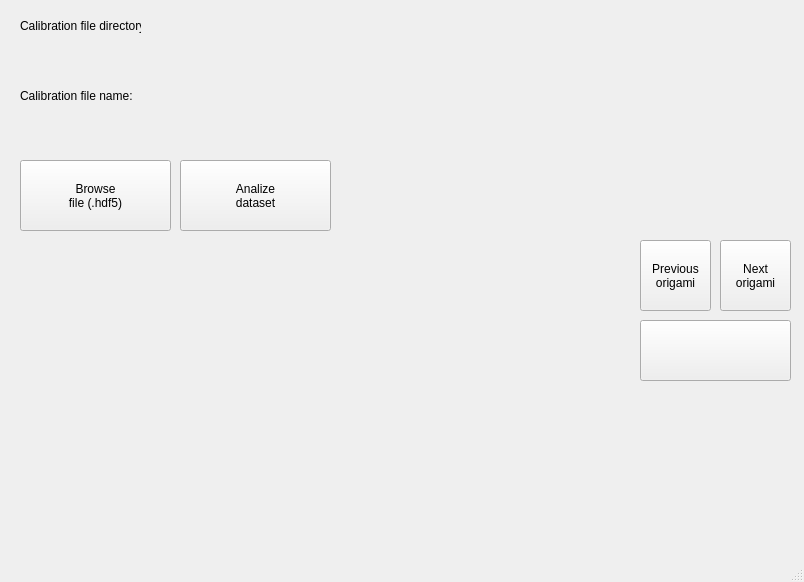
First picture: the form in UI/calibration_ui.ui, repository azelcer/picasimpler, before the edit.
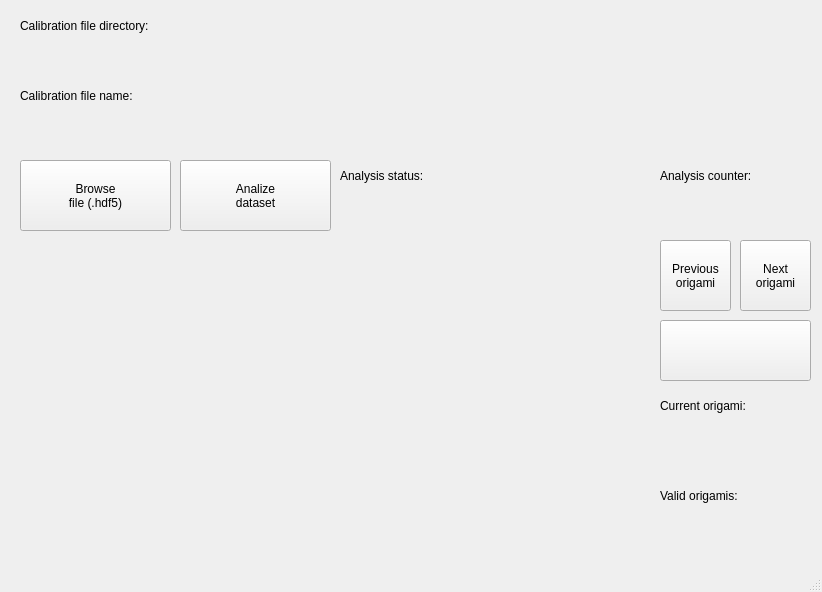
Second picture: the form after the edit. Custom widgets are drawn as their Qt base class.

Commit message: convert px to nm in clusterization result and add origami display counter

The edit to the form file:
```diff
--- a/UI/calibration_ui.ui
+++ b/UI/calibration_ui.ui
@@ -6,8 +6,8 @@
    <rect>
     <x>0</x>
     <y>0</y>
-    <width>804</width>
-    <height>582</height>
+    <width>822</width>
+    <height>592</height>
    </rect>
   </property>
   <property name="windowTitle">
@@ -31,10 +31,10 @@
    <widget class="PlotWidget" name="yn_widget" native="true">
     <property name="geometry">
      <rect>
-      <x>330</x>
+      <x>340</x>
       <y>240</y>
-      <width>301</width>
-      <height>301</height>
+      <width>311</width>
+      <height>311</height>
      </rect>
     </property>
    </widget>
@@ -42,9 +42,9 @@
     <property name="geometry">
      <rect>
       <x>340</x>
-      <y>160</y>
-      <width>161</width>
-      <height>71</height>
+      <y>200</y>
+      <width>311</width>
+      <height>31</height>
      </rect>
     </property>
     <property name="text">
@@ -54,10 +54,10 @@
    <widget class="QLabel" name="analysis_counter_label">
     <property name="geometry">
      <rect>
-      <x>510</x>
-      <y>160</y>
-      <width>281</width>
-      <height>71</height>
+      <x>660</x>
+      <y>200</y>
+      <width>151</width>
+      <height>31</height>
      </rect>
     </property>
     <property name="text">
@@ -67,7 +67,7 @@
    <widget class="QPushButton" name="prev_orig_button">
     <property name="geometry">
      <rect>
-      <x>640</x>
+      <x>660</x>
       <y>240</y>
       <width>71</width>
       <height>71</height>
@@ -81,7 +81,7 @@
    <widget class="QPushButton" name="next_orig_button">
     <property name="geometry">
      <rect>
-      <x>720</x>
+      <x>740</x>
       <y>240</y>
       <width>71</width>
       <height>71</height>
@@ -97,15 +97,15 @@
      <rect>
       <x>20</x>
       <y>240</y>
-      <width>301</width>
-      <height>301</height>
+      <width>311</width>
+      <height>311</height>
      </rect>
     </property>
    </widget>
    <widget class="QPushButton" name="discard_orig_button">
     <property name="geometry">
      <rect>
-      <x>640</x>
+      <x>660</x>
       <y>320</y>
       <width>151</width>
       <height>61</height>
@@ -118,10 +118,10 @@
    <widget class="QLabel" name="current_orig_label">
     <property name="geometry">
      <rect>
-      <x>640</x>
-      <y>390</y>
+      <x>660</x>
+      <y>430</y>
       <width>151</width>
-      <height>71</height>
+      <height>31</height>
      </rect>
     </property>
     <property name="text">
@@ -131,10 +131,10 @@
    <widget class="QLabel" name="kept_orig_label">
     <property name="geometry">
      <rect>
-      <x>640</x>
-      <y>470</y>
+      <x>660</x>
+      <y>520</y>
       <width>151</width>
-      <height>71</height>
+      <height>31</height>
      </rect>
     </property>
     <property name="text">
@@ -160,7 +160,7 @@
      <rect>
       <x>20</x>
       <y>110</y>
-      <width>771</width>
+      <width>791</width>
       <height>41</height>
      </rect>
     </property>
@@ -173,7 +173,7 @@
      <rect>
       <x>20</x>
       <y>80</y>
-      <width>121</width>
+      <width>161</width>
       <height>31</height>
      </rect>
     </property>
@@ -186,12 +186,12 @@
      <rect>
       <x>20</x>
       <y>10</y>
-      <width>121</width>
+      <width>161</width>
       <height>31</height>
      </rect>
     </property>
     <property name="text">
-     <string>Calibration file directory</string>
+     <string>Calibration file directory:</string>
     </property>
    </widget>
    <widget class="QLabel" name="dir_label">
@@ -199,7 +199,7 @@
      <rect>
       <x>20</x>
       <y>40</y>
-      <width>771</width>
+      <width>791</width>
       <height>41</height>
      </rect>
     </property>
@@ -207,6 +207,58 @@
      <string/>
     </property>
    </widget>
+   <widget class="QLabel" name="current_orig_title_label">
+    <property name="geometry">
+     <rect>
+      <x>660</x>
+      <y>390</y>
+      <width>151</width>
+      <height>31</height>
+     </rect>
+    </property>
+    <property name="text">
+     <string>Current origami:</string>
+    </property>
+   </widget>
+   <widget class="QLabel" name="valid_orig_title_label">
+    <property name="geometry">
+     <rect>
+      <x>660</x>
+      <y>480</y>
+      <width>151</width>
+      <height>31</height>
+     </rect>
+    </property>
+    <property name="text">
+     <string>Valid origamis:</string>
+    </property>
+   </widget>
+   <widget class="QLabel" name="analysis_counter_title_label">
+    <property name="geometry">
+     <rect>
+      <x>660</x>
+      <y>160</y>
+      <width>151</width>
+      <height>31</height>
+     </rect>
+    </property>
+    <property name="text">
+     <string>Analysis counter:</string>
+    </property>
+   </widget>
+   <widget class="QLabel" name="analysis_status_title_label">
+    <property name="geometry">
+     <rect>
+      <x>340</x>
+      <y>160</y>
+      <width>311</width>
+      <height>31</height>
+     </rect>
+    </property>
+    <property name="text">
+     <string>Analysis status:</string>
+    </property>
+   </widget>
   </widget>
   <widget class="QStatusBar" name="statusbar"/>
  </widget>
```
Left out of the diff: 2 changed lines with no effect on the pictures. The commit also changes 4 other files.
